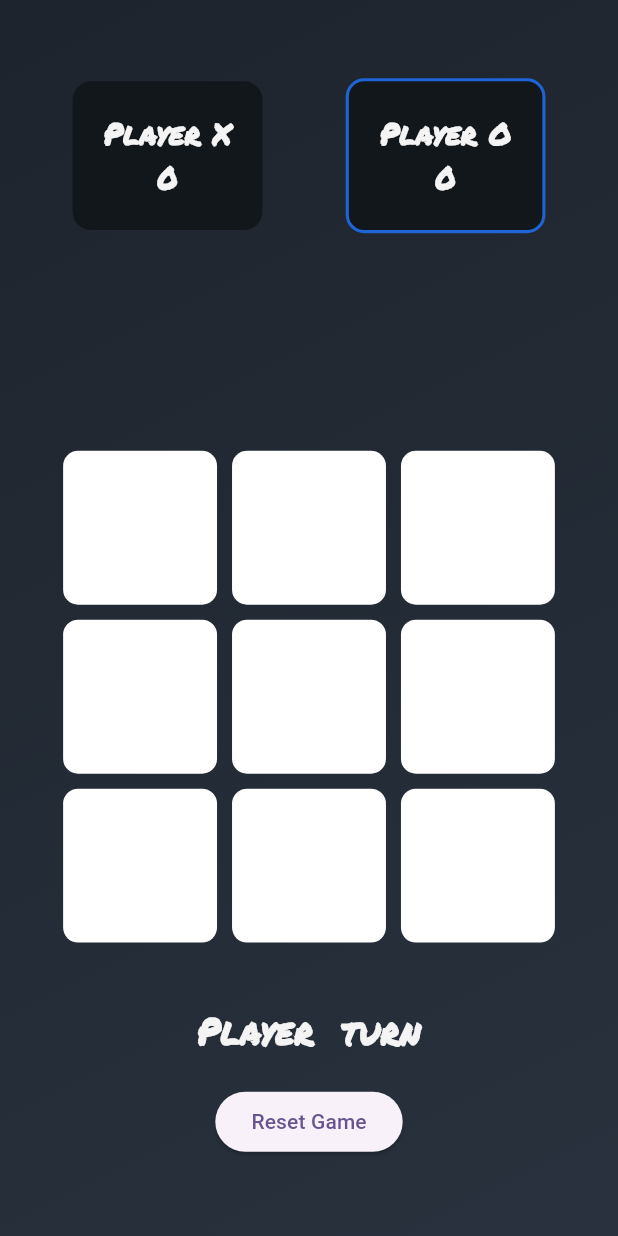
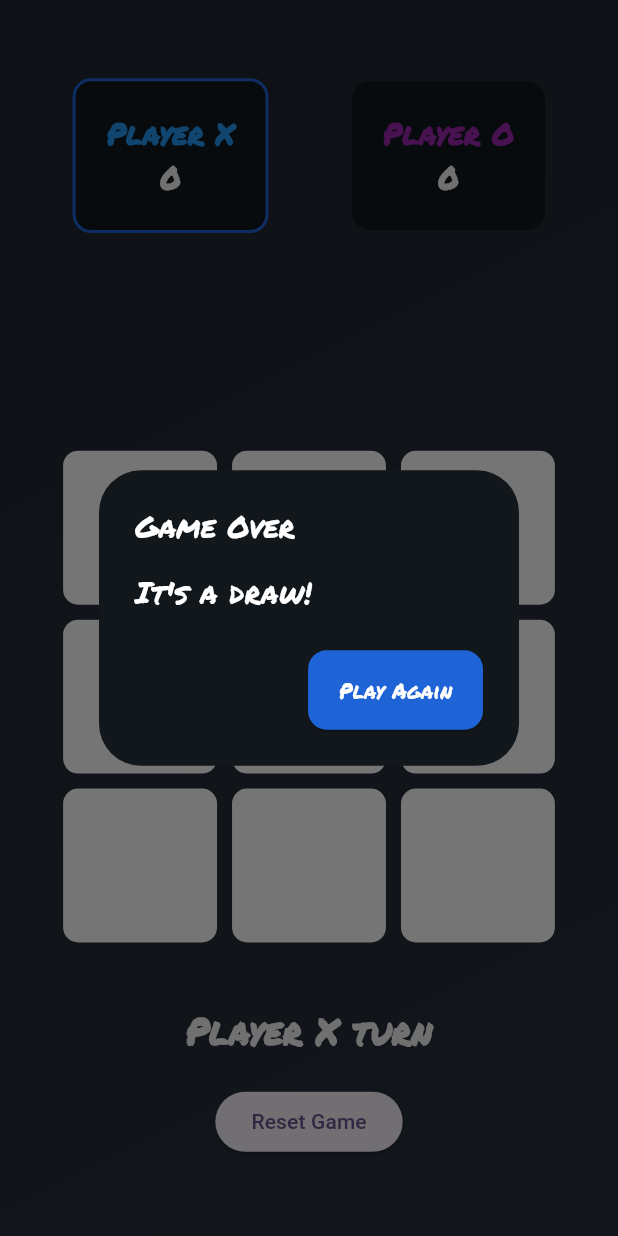
Before and after one commit to SouhailKrs/Flutter-Tic-Tac-Toe, a Flutter app: the GameScreen screen opened directly, after a tap on "Reset Game", on a phone screen of 412 x 824 dp. Run offline on Flutter 3.47's test engine with Material 2 defaults, Android fonts, the phone set to English and light mode, and no system bars; our stand-ins replace google_fonts, sizer.

Commit message:
scoreboard style

```diff
--- a/lib/main.dart
+++ b/lib/main.dart
@@ -22,7 +22,7 @@ class MyApp extends StatelessWidget {
             colorScheme: ColorScheme.fromSeed(seedColor: Colors.deepPurple),
             useMaterial3: true,
           ),
-          home:  MainMenu(),
+          home:  GameScreen(),
         );
       },
     );
--- a/lib/screens/game_screen.dart
+++ b/lib/screens/game_screen.dart
@@ -2,6 +2,7 @@ import 'dart:math';
 
 import 'package:flutter/material.dart';
 import 'package:flutter_tic_tac_toe/screens/colors.dart';
+import 'package:flutter_tic_tac_toe/widgets/button_widget.dart';
 import 'package:flutter_tic_tac_toe/widgets/parent_widget.dart';
 import 'package:google_fonts/google_fonts.dart';
 import 'package:sizer/sizer.dart';
@@ -41,16 +42,33 @@ String winner = '';
       context: context,
       builder: (BuildContext context) {
         return AlertDialog(
-          title: Text("Game Over"),
-          content: Text(message),
+          backgroundColor: GameColors.kBackgroundDarker,
+          elevation: 0,
+          title: Text("Game Over",
+
+          style: TextStyle(
+            color: Colors.white,
+            fontSize: 20,
+            fontFamily: GoogleFonts.permanentMarker().fontFamily,
+          ),
+
+          ),
+          content: Text(message,
+          style: TextStyle(
+            color: Colors.white,
+            fontSize: 20,
+            fontFamily: GoogleFonts.permanentMarker().fontFamily,
+          ),
+          ),
           actions: [
-            ElevatedButton(
-              onPressed: () {
-                Navigator.of(context).pop(); // Close the dialog
-                _resetGame(); // Reset the game after closing the dialog
-              },
-              child: Text("OK"),
-            ),
+        ButtonWidget(onPressed: () {
+          Navigator.of(context).pop();
+       //   _resetGame();
+        },
+        text: 'Play Again',
+        ),
+
+
           ],
         );
       },
@@ -173,7 +191,10 @@ String winner = '';
 
             const SizedBox(height: 20),
             ElevatedButton(
-              onPressed: _resetGame,
+              onPressed:  (){
+
+                _showGameResultDialog("It's a draw!");
+              },
               child: const Text('Reset Game'),
             ),
           ],
--- a/lib/widgets/scoreboard.dart
+++ b/lib/widgets/scoreboard.dart
@@ -4,31 +4,46 @@ import 'package:sizer/sizer.dart';
 import '../screens/colors.dart';
 
 class ScoreBoard extends StatelessWidget {
-  const ScoreBoard({super.key, required this.playerXScore, required this.playerOScore, required this.isTurn});
+  const ScoreBoard({
+    super.key,
+    required this.playerXScore,
+    required this.playerOScore,
+    required this.isTurn,
+  });
+
   final int playerXScore;
   final int playerOScore;
-  final bool isTurn ;
+  final bool isTurn;
 
-  // Common function to create Text widgets with shared styles
-  Widget _buildPlayerScore(String playerLabel, int score , bool isTurn ) {
+  Widget _buildPlayerScore(String playerLabel, int score, bool isTurn) {
     return Container(
-
-      padding:  EdgeInsets.all(5.0.w),
-  decoration: BoxDecoration(
-    color: GameColors.kBackgroundDarker,
-      borderRadius: BorderRadius.circular(3.0.w),
-border: isTurn ? Border.all(color: GameColors.kBlueColor, width: 0.5.w) : null,
-  ),
+      padding: EdgeInsets.all(5.0.w),
+      decoration: BoxDecoration(
+        color: GameColors.kBackgroundDarker,
+        borderRadius: BorderRadius.circular(3.0.w),
+        border: isTurn
+            ? playerLabel == 'Player X'
+                ? Border.all(
+                    color: GameColors.kBlueColor,
+                    width: 2.0,
+                  )
+                : Border.all(
+                    color: GameColors.kPurple,
+                    width: 2.0,
+                  )
+            : null,
+      ),
       child: Column(
         children: [
-
           Text(
             playerLabel,
             style: TextStyle(
               fontSize: 20,
               fontFamily: GoogleFonts.permanentMarker().fontFamily,
               fontWeight: FontWeight.bold,
-              color: GameColors.kWhitish,
+              color: playerLabel == 'Player X'
+                  ? Colors.blue
+                  : Colors.purple,
             ),
           ),
           Text(
@@ -50,8 +65,8 @@ border: isTurn ? Border.all(color: GameColors.kBlueColor, width: 0.5.w) : null,
     return Row(
       mainAxisAlignment: MainAxisAlignment.spaceAround,
       children: [
-        _buildPlayerScore('Player X', playerXScore , isTurn),
-        _buildPlayerScore('Player O', playerOScore , !isTurn),
+        _buildPlayerScore('Player X', playerXScore, isTurn),
+        _buildPlayerScore('Player O', playerOScore, !isTurn),
       ],
     );
   }
```
Also changed, not shown: lib/screens/main_menu.dart (+5 -2 lines), lib/screens/players_names.dart (+9 -1 lines), lib/widgets/parent_widget.dart (+16 -3 lines).
